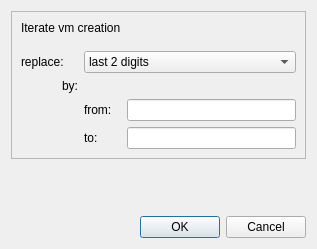
The window that src/UI/iterate_dialog.ui (nbonnand/ovs-toolbox) describes before a commit, drawn with Qt 5.
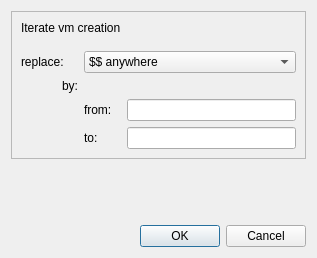
The same window after the commit.

The edit to the form file:
```diff
--- a/src/UI/iterate_dialog.ui
+++ b/src/UI/iterate_dialog.ui
@@ -7,7 +7,7 @@
     <x>0</x>
     <y>0</y>
     <width>317</width>
-    <height>249</height>
+    <height>258</height>
    </rect>
   </property>
   <property name="windowTitle">
@@ -130,7 +130,7 @@
         </property>
         <item>
          <property name="text">
-          <string>last 2 digits</string>
+          <string>$$ anywhere</string>
          </property>
         </item>
         <item>
```
Left out of the diff: 2 changed lines with no effect on the pictures.
